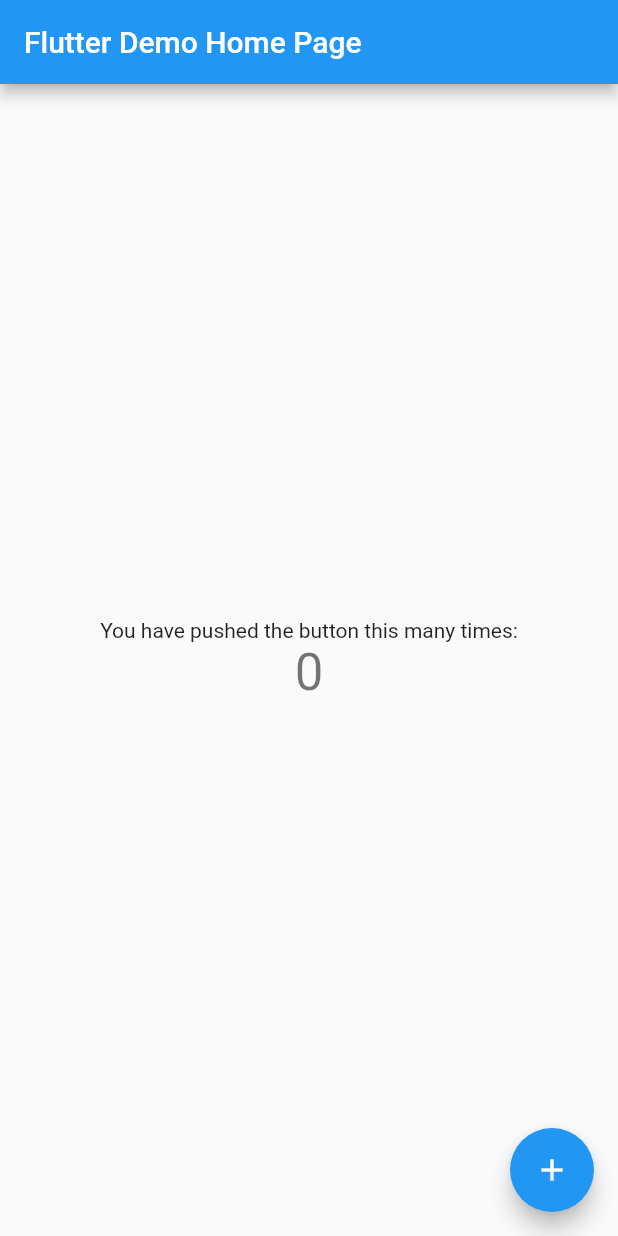
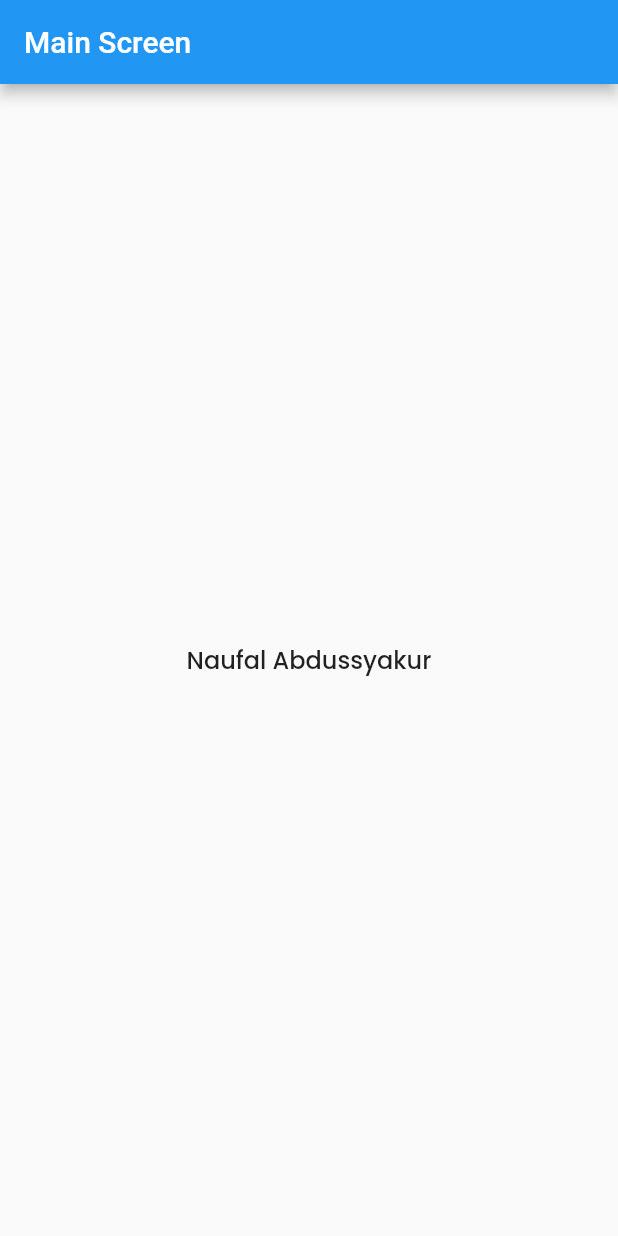
Before and after one commit to Amoebajelek/my_app, a Flutter app: the screen it shows after launch, on a phone screen of 412 x 824 dp. Run offline on Flutter 3.47's test engine with Material 2 defaults, Android fonts, the phone set to English and light mode, and no system bars; our stand-ins replace flutter_riverpod, google_fonts, riverpod.

```diff
--- a/lib/main.dart
+++ b/lib/main.dart
@@ -1,115 +1,22 @@
 import 'package:flutter/material.dart';
+import 'package:flutter_riverpod/flutter_riverpod.dart';
+import 'package:my_app/main_screen.dart';
 
 void main() {
-  runApp(const MyApp());
+  runApp(const ProviderScope(child: MyApp()));
 }
 
 class MyApp extends StatelessWidget {
   const MyApp({super.key});
 
-  // This widget is the root of your application.
   @override
   Widget build(BuildContext context) {
     return MaterialApp(
-      title: 'Flutter Demo',
+      debugShowCheckedModeBanner: false,
       theme: ThemeData(
-        // This is the theme of your application.
-        //
-        // Try running your application with "flutter run". You'll see the
-        // application has a blue toolbar. Then, without quitting the app, try
-        // changing the primarySwatch below to Colors.green and then invoke
-        // "hot reload" (press "r" in the console where you ran "flutter run",
-        // or simply save your changes to "hot reload" in a Flutter IDE).
-        // Notice that the counter didn't reset back to zero; the application
-        // is not restarted.
         primarySwatch: Colors.blue,
       ),
-      home: const MyHomePage(title: 'Flutter Demo Home Page'),
+      home: const MainScreen(),
     );
   }
 }
-
-class MyHomePage extends StatefulWidget {
-  const MyHomePage({super.key, required this.title});
-
-  // This widget is the home page of your application. It is stateful, meaning
-  // that it has a State object (defined below) that contains fields that affect
-  // how it looks.
-
-  // This class is the configuration for the state. It holds the values (in this
-  // case the title) provided by the parent (in this case the App widget) and
-  // used by the build method of the State. Fields in a Widget subclass are
-  // always marked "final".
-
-  final String title;
-
-  @override
-  State<MyHomePage> createState() => _MyHomePageState();
-}
-
-class _MyHomePageState extends State<MyHomePage> {
-  int _counter = 0;
-
-  void _incrementCounter() {
-    setState(() {
-      // This call to setState tells the Flutter framework that something has
-      // changed in this State, which causes it to rerun the build method below
-      // so that the display can reflect the updated values. If we changed
-      // _counter without calling setState(), then the build method would not be
-      // called again, and so nothing would appear to happen.
-      _counter++;
-    });
-  }
-
-  @override
-  Widget build(BuildContext context) {
-    // This method is rerun every time setState is called, for instance as done
-    // by the _incrementCounter method above.
-    //
-    // The Flutter framework has been optimized to make rerunning build methods
-    // fast, so that you can just rebuild anything that needs updating rather
-    // than having to individually change instances of widgets.
-    return Scaffold(
-      appBar: AppBar(
-        // Here we take the value from the MyHomePage object that was created by
-        // the App.build method, and use it to set our appbar title.
-        title: Text(widget.title),
-      ),
-      body: Center(
-        // Center is a layout widget. It takes a single child and positions it
-        // in the middle of the parent.
-        child: Column(
-          // Column is also a layout widget. It takes a list of children and
-          // arranges them vertically. By default, it sizes itself to fit its
-          // children horizontally, and tries to be as tall as its parent.
-          //
-          // Invoke "debug painting" (press "p" in the console, choose the
-          // "Toggle Debug Paint" action from the Flutter Inspector in Android
-          // Studio, or the "Toggle Debug Paint" command in Visual Studio Code)
-          // to see the wireframe for each widget.
-          //
-          // Column has various properties to control how it sizes itself and
-          // how it positions its children. Here we use mainAxisAlignment to
-          // center the children vertically; the main axis here is the vertical
-          // axis because Columns are vertical (the cross axis would be
-          // horizontal).
-          mainAxisAlignment: MainAxisAlignment.center,
-          children: <Widget>[
-            const Text(
-              'You have pushed the button this many times:',
-            ),
-            Text(
-              '$_counter',
-              style: Theme.of(context).textTheme.headlineMedium,
-            ),
-          ],
-        ),
-      ),
-      floatingActionButton: FloatingActionButton(
-        onPressed: _incrementCounter,
-        tooltip: 'Increment',
-        child: const Icon(Icons.add),
-      ), // This trailing comma makes auto-formatting nicer for build methods.
-    );
-  }
-}
--- /dev/null
+++ b/lib/main_screen.dart
@@ -0,0 +1,31 @@
+import 'package:flutter/material.dart';
+import 'package:flutter_riverpod/flutter_riverpod.dart';
+import 'package:google_fonts/google_fonts.dart';
+import 'package:my_app/provider.dart';
+
+class MainScreen extends ConsumerWidget {
+  const MainScreen({super.key});
+
+  @override
+  Widget build(BuildContext context, WidgetRef ref) {
+    return Scaffold(
+      appBar: AppBar(
+        title: const Text('Main Screen'),
+      ),
+      body: Center(
+        child: Column(
+          mainAxisAlignment: MainAxisAlignment.center,
+          children: [
+            Text(
+              ref.watch(nameProvider),
+              style: GoogleFonts.poppins(
+                fontSize: 16,
+                fontWeight: FontWeight.w500,
+              ),
+            ),
+          ],
+        ),
+      ),
+    );
+  }
+}
--- /dev/null
+++ b/lib/provider.dart
@@ -0,0 +1,3 @@
+import 'package:riverpod/riverpod.dart';
+
+final nameProvider = Provider((ref) => 'Naufal Abdussyakur');
```
Also changed, not shown: pubspec.yaml (+4 -17 lines), pubspec.lock, 10 other files.
